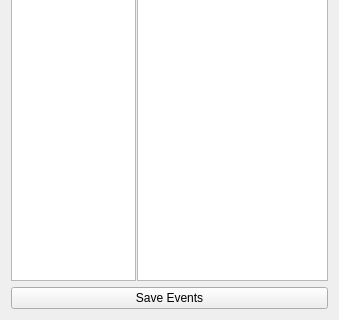
The window that applications/mne_analyze/plugins/annotationmanager/annotationsettingsview.ui (mne-tools/mne-cpp) describes before a commit, drawn with Qt 5; both pictures show x 0 to 339 and y 296 to 616 of the 339 by 616 pixel window.
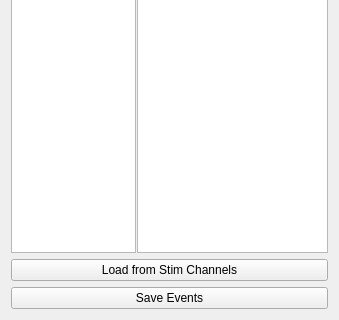
The same window after the commit.

Commit message: ENH: Trigger select button for view window

Diff of the .ui file:
```diff
--- a/applications/mne_analyze/plugins/annotationmanager/annotationsettingsview.ui
+++ b/applications/mne_analyze/plugins/annotationmanager/annotationsettingsview.ui
@@ -352,6 +352,13 @@
      </property>
     </widget>
    </item>
+   <item row="3" column="0">
+    <widget class="QPushButton" name="m_pushButtonStim">
+     <property name="text">
+      <string>Load from Stim Channels</string>
+     </property>
+    </widget>
+   </item>
   </layout>
  </widget>
  <tabstops>
```
The commit also changes 2 other files.
